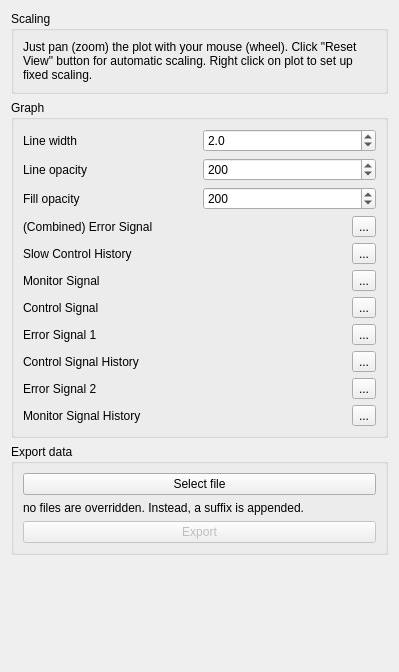
First picture: the form in linien-gui/linien_gui/ui/view_panel.ui, repository Debaucheryddll/FPATS, before the edit.
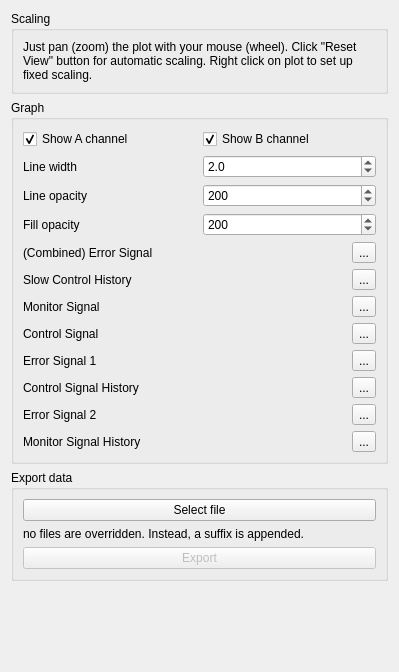
Second picture: the form after the edit. Custom widgets are drawn as their Qt base class.

```diff
--- a/linien-gui/linien_gui/ui/view_panel.ui
+++ b/linien-gui/linien_gui/ui/view_panel.ui
@@ -45,6 +45,30 @@
       <string>Graph</string>
      </property>
      <layout class="QVBoxLayout" name="verticalLayout_2">
+      <item>
+       <layout class="QHBoxLayout" name="channelDisplayLayout">
+        <item>
+         <widget class="QCheckBox" name="showChannelACheckBox">
+          <property name="text">
+           <string>Show A channel</string>
+          </property>
+          <property name="checked">
+           <bool>true</bool>
+          </property>
+         </widget>
+        </item>
+        <item>
+         <widget class="QCheckBox" name="showChannelBCheckBox">
+          <property name="text">
+           <string>Show B channel</string>
+          </property>
+          <property name="checked">
+           <bool>true</bool>
+          </property>
+         </widget>
+        </item>
+       </layout>
+      </item>
       <item>
        <layout class="QHBoxLayout" name="plotLineWidthLayout">
         <item>
```
